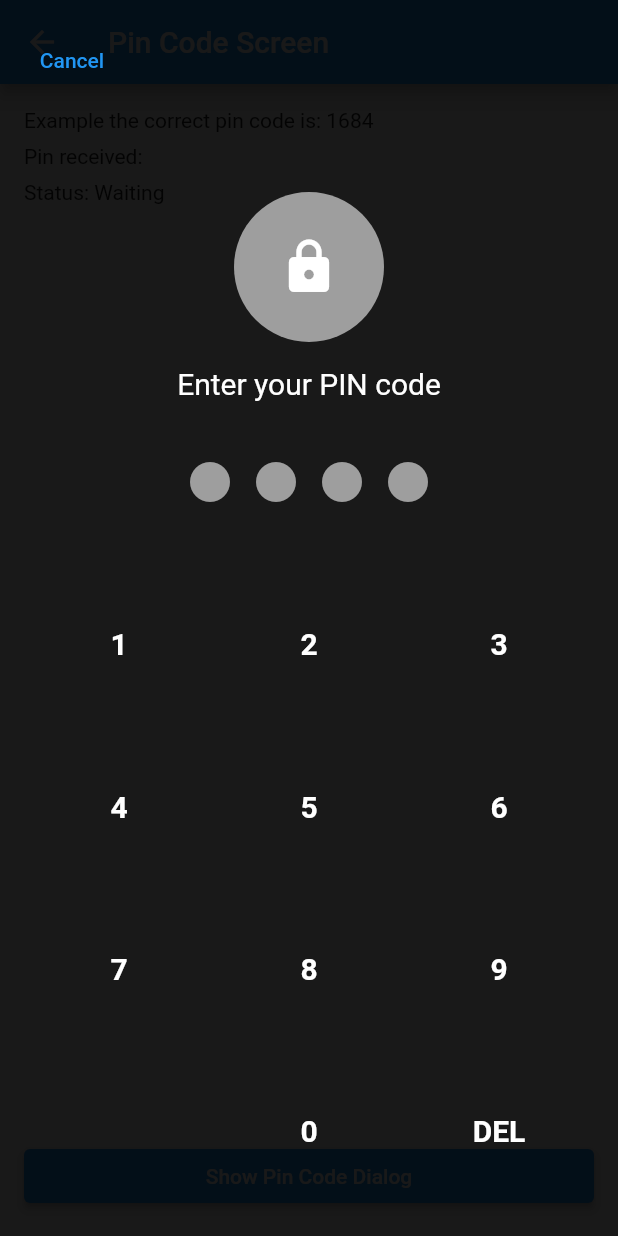
After one commit to channdara/flutter_tutorial, a Flutter app: the PinCodeScreen screen opened directly, after a tap on "Show Pin Code Dialog", on a phone screen of 412 x 824 dp. The commit adds this screen. Run offline on Flutter 3.47's test engine with Material 3 defaults, Android fonts, the phone set to English and light mode, and no system bars; our stand-ins replace dio; missing offline and left inert: flutter_displaymode.

Commit message:
[UNTRACKED]: add pin code dialog demo

```diff
--- a/lib/src/screen/main_screen/main_screen.dart
+++ b/lib/src/screen/main_screen/main_screen.dart
@@ -4,6 +4,7 @@ import '../../extension/contex_extension.dart';
 import '../normal_pagination_screen/normal_pagination_screen.dart';
 import '../pagination_api_screen/pagination_api_screen.dart';
 import '../pagination_widget_screen/pagination_widget_screen.dart';
+import '../pin_code_screen/pin_code_screen.dart';
 import '../preload_pagination_screen/preload_pagination_screen.dart';
 import 'main_screen_widget.dart';
 
@@ -55,6 +56,13 @@ class _MainScreenState extends State<MainScreen> {
               subtitle:
                   'Custom Pagination ListView Widget for more easier to copy and use across multiple projects',
             ),
+            MainScreenWidget(
+              onTap: () {
+                context.push(const PinCodeScreen());
+              },
+              title: 'Pin Code Screen',
+              subtitle: 'The demo of input pin code dialog',
+            ),
           ],
         ),
       ),
--- /dev/null
+++ b/lib/src/screen/pin_code_screen/pin_code_dialog.dart
@@ -0,0 +1,262 @@
+import 'package:flutter/material.dart';
+
+class PinCodeDialog extends ModalRoute<String> {
+  PinCodeDialog({
+    this.pinLength = 4,
+    this.pinSpacing = 12.0,
+  });
+
+  final int pinLength;
+  final double pinSpacing;
+
+  @override
+  Duration get transitionDuration => const Duration(milliseconds: 300);
+
+  @override
+  bool get maintainState => true;
+
+  @override
+  String get barrierLabel => '';
+
+  @override
+  Color get barrierColor => Colors.black.withOpacity(0.90);
+
+  @override
+  bool get barrierDismissible => false;
+
+  @override
+  bool get opaque => false;
+
+  @override
+  Widget buildTransitions(
+    BuildContext context,
+    Animation<double> animation,
+    Animation<double> secondaryAnimation,
+    Widget child,
+  ) {
+    return FadeTransition(
+      opacity: animation,
+      child: ScaleTransition(
+        scale: animation,
+        child: child,
+      ),
+    );
+  }
+
+  @override
+  Widget buildPage(
+    BuildContext context,
+    Animation<double> animation,
+    Animation<double> secondaryAnimation,
+  ) {
+    return Material(
+      type: MaterialType.transparency,
+      child: _PinCodeDialogBody(
+        pinLength: pinLength,
+        pinSpacing: pinSpacing,
+        callback: (code) => Navigator.of(context).pop(code),
+      ),
+    );
+  }
+}
+
+class _PinCodeDialogBody extends StatefulWidget {
+  const _PinCodeDialogBody({
+    required this.pinLength,
+    required this.pinSpacing,
+    required this.callback,
+  });
+
+  final int pinLength;
+  final double pinSpacing;
+  final Function(String code) callback;
+
+  @override
+  State<_PinCodeDialogBody> createState() => _PinCodeDialogBodyState();
+}
+
+class _PinCodeDialogBodyState extends State<_PinCodeDialogBody> {
+  final List<String> _pinCode = [];
+
+  @override
+  Widget build(BuildContext context) {
+    return SafeArea(
+      child: Padding(
+        padding: const EdgeInsets.all(16.0),
+        child: Column(
+          children: [
+            Align(
+              alignment: Alignment.topLeft,
+              child: TextButton(
+                onPressed: () => Navigator.of(context).pop(),
+                child: const Text('Cancel'),
+              ),
+            ),
+            Container(
+              height: 100.0,
+              width: 100.0,
+              margin: const EdgeInsets.only(top: 64.0, bottom: 16.0),
+              decoration: const BoxDecoration(
+                shape: BoxShape.circle,
+                color: Colors.grey,
+              ),
+              child: const Icon(
+                Icons.lock_rounded,
+                size: 40.0,
+                color: Colors.white,
+              ),
+            ),
+            const Text(
+              'Enter your PIN code',
+              style: TextStyle(fontSize: 20.0, color: Colors.white),
+            ),
+            Expanded(
+              child: Align(
+                child: Wrap(
+                  spacing: widget.pinSpacing,
+                  children: List.generate(
+                    widget.pinLength,
+                    _pinCodeIcon,
+                  ),
+                ),
+              ),
+            ),
+            Expanded(
+              child: Row(
+                children: ['1', '2', '3']
+                    .map((element) => Expanded(
+                          child: InkWell(
+                            onTap: () => _addListItem(element),
+                            child: Container(
+                              height: double.infinity,
+                              alignment: Alignment.center,
+                              child: Text(
+                                element,
+                                style: const TextStyle(
+                                  fontSize: 20.0,
+                                  color: Colors.white,
+                                  fontWeight: FontWeight.bold,
+                                ),
+                              ),
+                            ),
+                          ),
+                        ))
+                    .toList(),
+              ),
+            ),
+            Expanded(
+              child: Row(
+                children: ['4', '5', '6']
+                    .map((element) => Expanded(
+                          child: InkWell(
+                            onTap: () => _addListItem(element),
+                            child: Container(
+                              height: double.infinity,
+                              alignment: Alignment.center,
+                              child: Text(
+                                element,
+                                style: const TextStyle(
+                                  fontSize: 20.0,
+                                  color: Colors.white,
+                                  fontWeight: FontWeight.bold,
+                                ),
+                              ),
+                            ),
+                          ),
+                        ))
+                    .toList(),
+              ),
+            ),
+            Expanded(
+              child: Row(
+                children: ['7', '8', '9']
+                    .map((element) => Expanded(
+                          child: InkWell(
+                            onTap: () => _addListItem(element),
+                            child: Container(
+                              height: double.infinity,
+                              alignment: Alignment.center,
+                              child: Text(
+                                element,
+                                style: const TextStyle(
+                                  fontSize: 20.0,
+                                  color: Colors.white,
+                                  fontWeight: FontWeight.bold,
+                                ),
+                              ),
+                            ),
+                          ),
+                        ))
+                    .toList(),
+              ),
+            ),
+            Expanded(
+              child: Row(
+                children: ['', '0', 'DEL']
+                    .map((element) => Expanded(
+                          child: InkWell(
+                            onTap: element.isEmpty
+                                ? null
+                                : () {
+                                    switch (element) {
+                                      case '0':
+                                        _addListItem(element);
+                                        break;
+                                      case 'DEL':
+                                        _removeListItem();
+                                        break;
+                                    }
+                                  },
+                            child: Container(
+                              height: double.infinity,
+                              alignment: Alignment.center,
+                              child: Text(
+                                element,
+                                style: const TextStyle(
+                                  fontSize: 20.0,
+                                  color: Colors.white,
+                                  fontWeight: FontWeight.bold,
+                                ),
+                              ),
+                            ),
+                          ),
+                        ))
+                    .toList(),
+              ),
+            ),
+          ],
+        ),
+      ),
+    );
+  }
+
+  void _addListItem(String pin) {
+    _pinCode.add(pin);
+    setState(() {});
+    if (_pinCode.length == widget.pinLength) {
+      Future.delayed(const Duration(milliseconds: 100), () {
+        widget.callback.call(_pinCode.join());
+      });
+    }
+  }
+
+  void _removeListItem() {
+    if (_pinCode.isEmpty) return;
+    _pinCode.removeLast();
+    setState(() {});
+  }
+
+  String? _tryGetCode(int index) {
+    try {
+      return _pinCode[index];
+    } catch (_) {
+      return null;
+    }
+  }
+
+  Widget _pinCodeIcon(int index) {
+    return _tryGetCode(index) == null
+        ? const Icon(Icons.circle, color: Colors.grey, size: 32.0)
+        : const Icon(Icons.radio_button_on, color: Colors.blue, size: 32.0);
+  }
+}
--- /dev/null
+++ b/lib/src/screen/pin_code_screen/pin_code_screen.dart
@@ -0,0 +1,54 @@
+import 'package:flutter/material.dart';
+
+import 'pin_code_dialog.dart';
+
+class PinCodeScreen extends StatefulWidget {
+  const PinCodeScreen({super.key});
+
+  @override
+  State<PinCodeScreen> createState() => _PinCodeScreenState();
+}
+
+class _PinCodeScreenState extends State<PinCodeScreen> {
+  String _status = 'Waiting';
+  String _pinCode = '';
+
+  void _openPinCodeDialog() {
+    Navigator.of(context).push(PinCodeDialog()).then((code) {
+      if (code == null) return;
+      _pinCode = code;
+      _status = code == '1684' ? 'PIN Correct' : 'Wrong PIN';
+      setState(() {});
+    });
+  }
+
+  @override
+  Widget build(BuildContext context) {
+    return Scaffold(
+      appBar: AppBar(title: const Text('Pin Code Screen')),
+      body: Padding(
+        padding: const EdgeInsets.all(16.0),
+        child: Column(
+          crossAxisAlignment: CrossAxisAlignment.start,
+          children: [
+            const Text('Example the correct pin code is: 1684'),
+            const SizedBox(height: 8.0),
+            Text('Pin received: $_pinCode'),
+            const SizedBox(height: 8.0),
+            Text('Status: $_status'),
+            const SizedBox(height: 8.0),
+          ],
+        ),
+      ),
+      bottomNavigationBar: BottomAppBar(
+        elevation: 0.0,
+        color: Colors.transparent,
+        padding: const EdgeInsets.all(16.0),
+        child: ElevatedButton(
+          onPressed: _openPinCodeDialog,
+          child: const Text('Show Pin Code Dialog'),
+        ),
+      ),
+    );
+  }
+}
```
